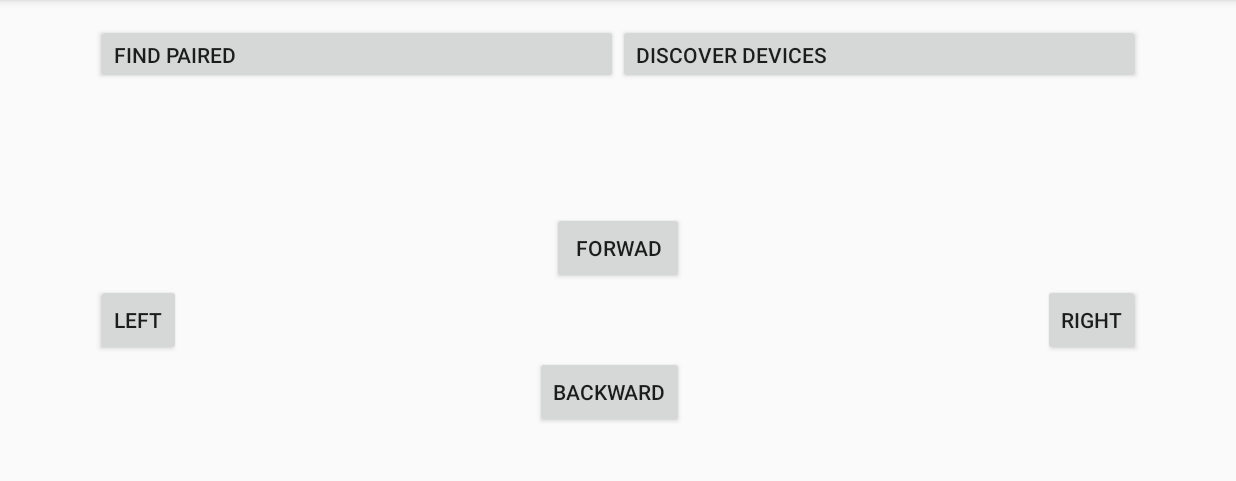
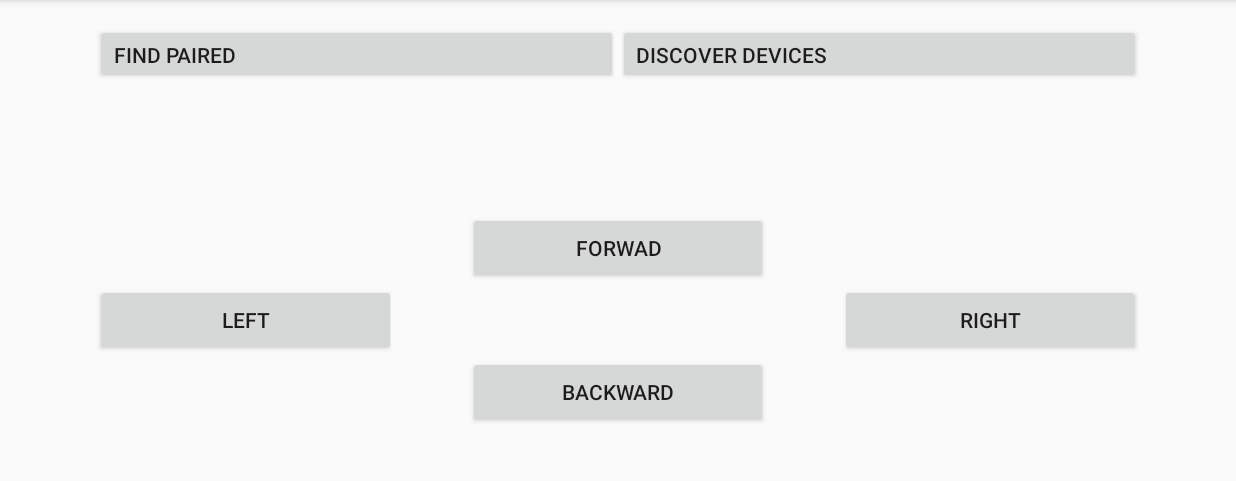
Before and after one commit to asuszek/rc-car-controller-bluetooth, an Android app: the screen it shows after launch (MainActivity), on a phone screen of 824 x 412 dp (held sideways), the part 72-553 px from its top. Run offline under Robolectric (Android 15) with nearby library versions, the phone set to English and light mode, and no system bars.

Commit message:
Updated button presses.

```diff
--- a/app/src/main/res/layout/activity_main.xml
+++ b/app/src/main/res/layout/activity_main.xml
@@ -39,7 +39,7 @@
     </LinearLayout>
 
     <Button
-        android:layout_width="wrap_content"
+        android:layout_width="200dp"
         android:layout_height="wrap_content"
         android:text="Forwad"
         android:id="@+id/button"
@@ -50,7 +50,7 @@
 
     <Button
         style="?android:attr/buttonStyleSmall"
-        android:layout_width="wrap_content"
+        android:layout_width="200dp"
         android:layout_height="wrap_content"
         android:text="Left"
         android:id="@+id/button2"
@@ -60,7 +60,7 @@
 
     <Button
         style="?android:attr/buttonStyleSmall"
-        android:layout_width="wrap_content"
+        android:layout_width="200dp"
         android:layout_height="wrap_content"
         android:text="Right"
         android:id="@+id/button3"
@@ -70,7 +70,7 @@
 
     <Button
         style="?android:attr/buttonStyleSmall"
-        android:layout_width="wrap_content"
+        android:layout_width="200dp"
         android:layout_height="wrap_content"
         android:text="Backward"
         android:id="@+id/button4"
```
Also changed, not shown: app/src/main/java/rccarcontroller/hackathon/umass/rccarcontroller/MainActivity.java (+11 -2 lines).
